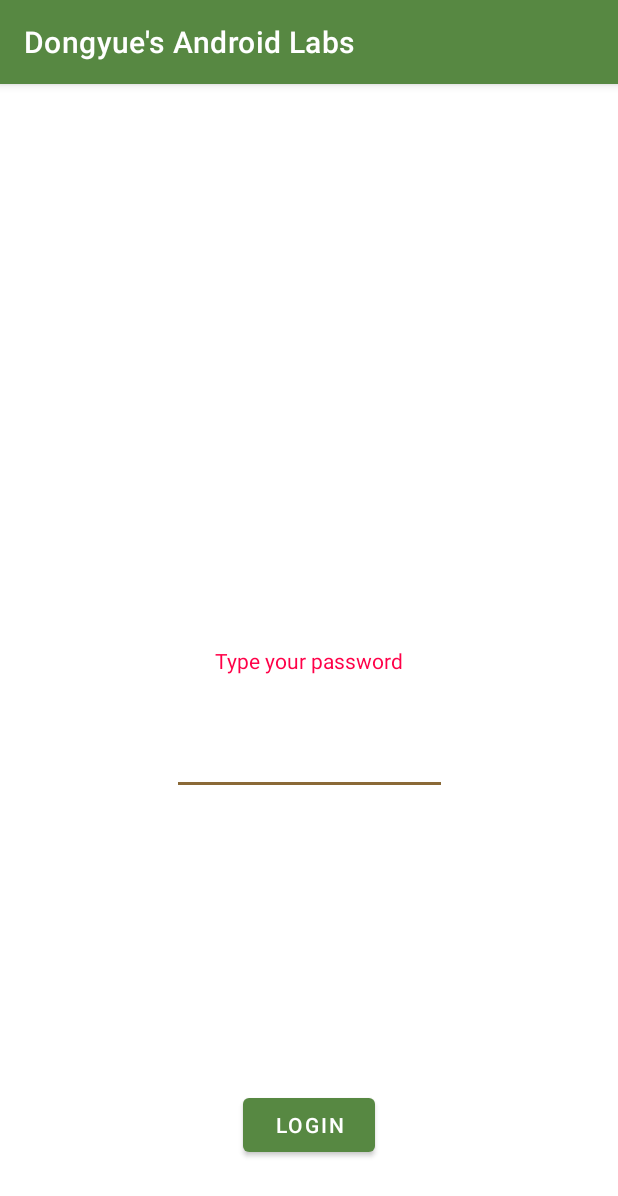
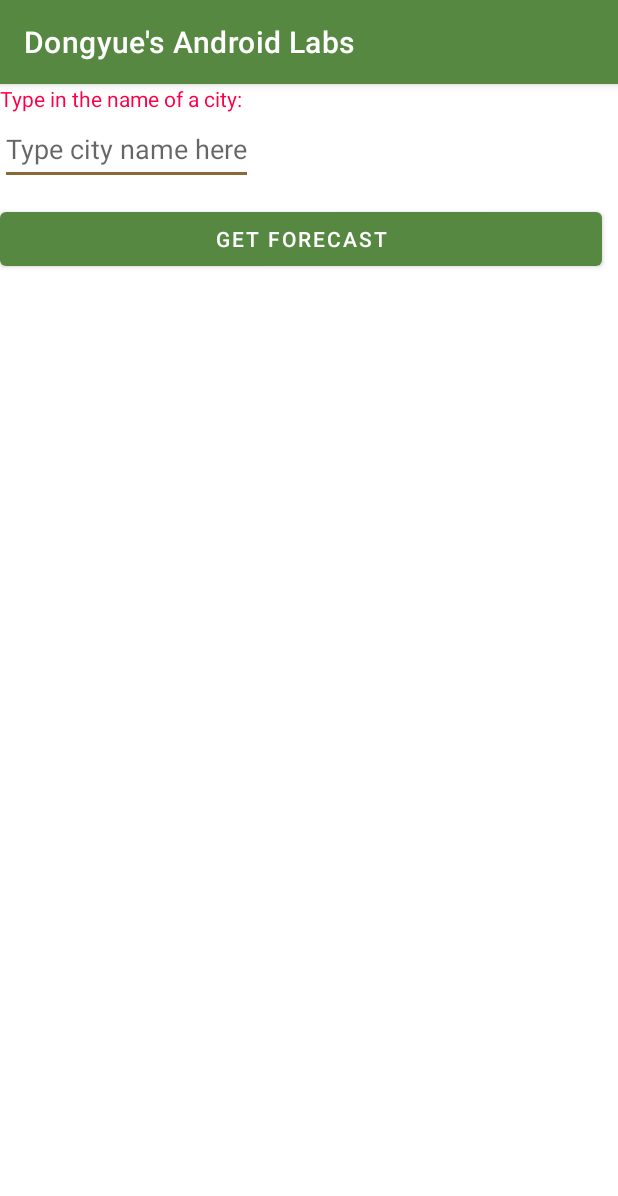
Before and after one commit to dongyue-zhang/MyAndroidLabs, an Android app: the screen it shows after launch (MainActivity), on a phone screen of 412 x 824 dp. Shown: the top 1196 px of the screen. Run offline under Robolectric (Android 15) with nearby library versions, the phone set to English and light mode, and no system bars; our stand-ins replace Volley.

Commit message:
Finished week10

```diff
--- a/app/build.gradle
+++ b/app/build.gradle
@@ -4,6 +4,10 @@ plugins {
 
 android {
     compileSdk 32
+
+    viewBinding{
+        enabled true
+    }
 
     defaultConfig {
         applicationId "algonquin.cst2335.zhan0758"
@@ -32,6 +36,7 @@ dependencies {
     implementation 'androidx.appcompat:appcompat:1.3.0'
     implementation 'com.google.android.material:material:1.4.0'
     implementation 'androidx.constraintlayout:constraintlayout:2.0.4'
+    implementation 'com.android.volley:volley:1.2.1'
     testImplementation 'junit:junit:4.13.2'
     androidTestImplementation 'androidx.test.ext:junit:1.1.3'
     androidTestImplementation 'androidx.test.espresso:espresso-core:3.4.0'
--- a/app/src/main/AndroidManifest.xml
+++ b/app/src/main/AndroidManifest.xml
@@ -2,6 +2,8 @@
 <manifest xmlns:android="http://schemas.android.com/apk/res/android"
     xmlns:tools="http://schemas.android.com/tools"
     package="algonquin.cst2335.zhan0758">
+
+    <uses-permission android:name="android.permission.INTERNET"/>
 
     <application
         android:allowBackup="true"
--- a/app/src/main/res/layout/activity_main.xml
+++ b/app/src/main/res/layout/activity_main.xml
@@ -1,42 +1,73 @@
 <?xml version="1.0" encoding="utf-8"?>
-<androidx.constraintlayout.widget.ConstraintLayout xmlns:android="http://schemas.android.com/apk/res/android"
+<LinearLayout
+    xmlns:android="http://schemas.android.com/apk/res/android"
     xmlns:app="http://schemas.android.com/apk/res-auto"
     xmlns:tools="http://schemas.android.com/tools"
     android:layout_width="match_parent"
     android:layout_height="match_parent"
+    android:orientation="vertical"
     tools:context=".MainActivity">
 
     <TextView
-        android:id="@+id/password_message"
+        android:id="@+id/cityLabel"
         android:layout_width="wrap_content"
         android:layout_height="wrap_content"
-        android:text="@string/hello_message"
-        app:layout_constraintBottom_toBottomOf="parent"
-        app:layout_constraintEnd_toEndOf="parent"
+        android:text="Type in the name of a city:"
         app:layout_constraintStart_toStartOf="parent"
         app:layout_constraintTop_toTopOf="parent" />
 
     <EditText
-        android:id="@+id/password_filed"
-        android:layout_width="183dp"
+        android:id="@+id/cityEditView"
+        android:layout_width="wrap_content"
+        android:layout_height="wrap_content"
+        android:minHeight="48dp"
+        android:hint="Type city name here"
+        app:layout_constraintStart_toStartOf="parent"
+        app:layout_constraintTop_toBottomOf="@+id/cityLabel" />
+
+    <Button
+        android:id="@+id/getForecastButton"
+        android:layout_width="401dp"
         android:layout_height="48dp"
-        android:layout_marginTop="32dp"
-        android:inputType="textPassword"
-        android:minWidth="48dp"
-        android:minHeight="48dp"
+        android:layout_marginTop="12dp"
+        android:text="Get Forecast"
         app:layout_constraintEnd_toEndOf="parent"
         app:layout_constraintStart_toStartOf="parent"
-        app:layout_constraintTop_toBottomOf="@+id/password_message" />
+        app:layout_constraintTop_toBottomOf="@+id/cityEditView" />
 
-    <Button
-        android:id="@+id/login_button"
-        android:layout_width="wrap_content"
+    <TextView
+        android:id="@+id/tempText"
+        android:layout_width="match_parent"
         android:layout_height="wrap_content"
-        android:layout_marginBottom="50dp"
-        android:text="@string/button_message"
-        app:layout_constraintBottom_toBottomOf="parent"
-        app:layout_constraintEnd_toEndOf="parent"
-        app:layout_constraintHorizontal_bias="0.5"
-        app:layout_constraintStart_toStartOf="parent" />
+        android:text="" />
 
-</androidx.constraintlayout.widget.ConstraintLayout>
+    <TextView
+        android:id="@+id/maxText"
+        android:layout_width="match_parent"
+        android:layout_height="wrap_content"
+        android:text="" />
+
+    <TextView
+        android:id="@+id/minText"
+        android:layout_width="match_parent"
+        android:layout_height="wrap_content"
+        android:text="" />
+
+    <TextView
+        android:id="@+id/humidityText"
+        android:layout_width="match_parent"
+        android:layout_height="wrap_content"
+        android:text="" />
+
+    <ImageView
+        android:id="@+id/icon"
+        android:layout_width="50dp"
+        android:layout_height="50dp" />
+
+    <TextView
+        android:id="@+id/descriptionText"
+        android:layout_width="match_parent"
+        android:layout_height="wrap_content"
+        android:text="" />
+
+</LinearLayout>
```
Also changed, not shown: app/src/main/java/algonquin/cst2335/zhan0758/MainActivity.java (+135 -16 lines).
